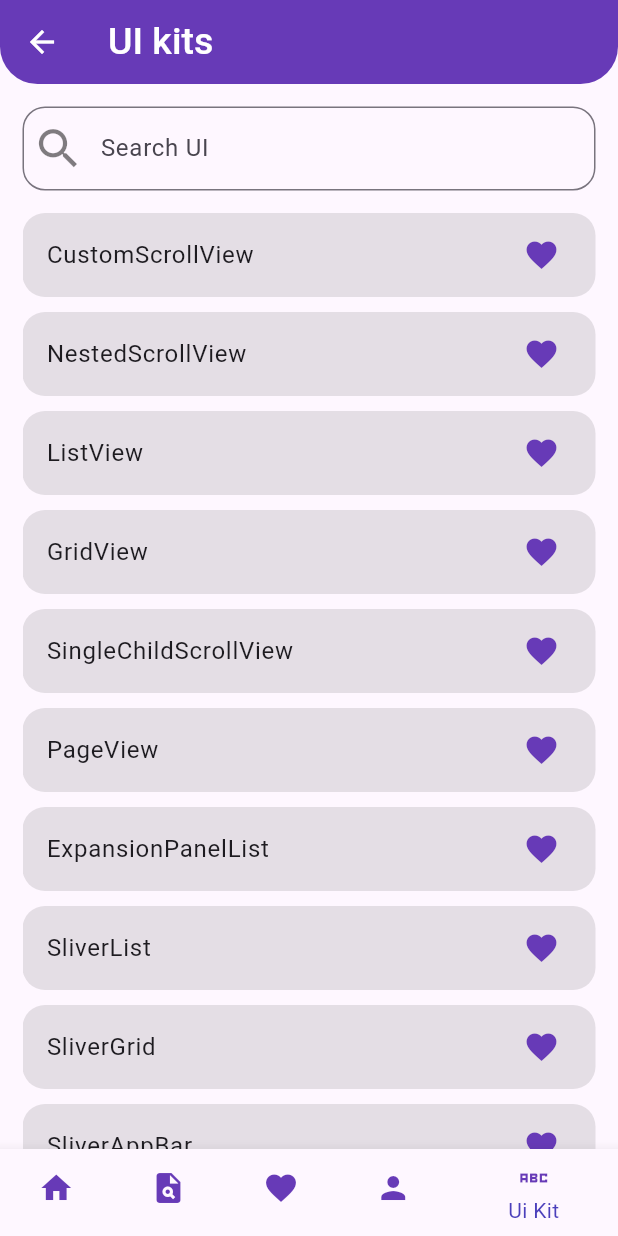
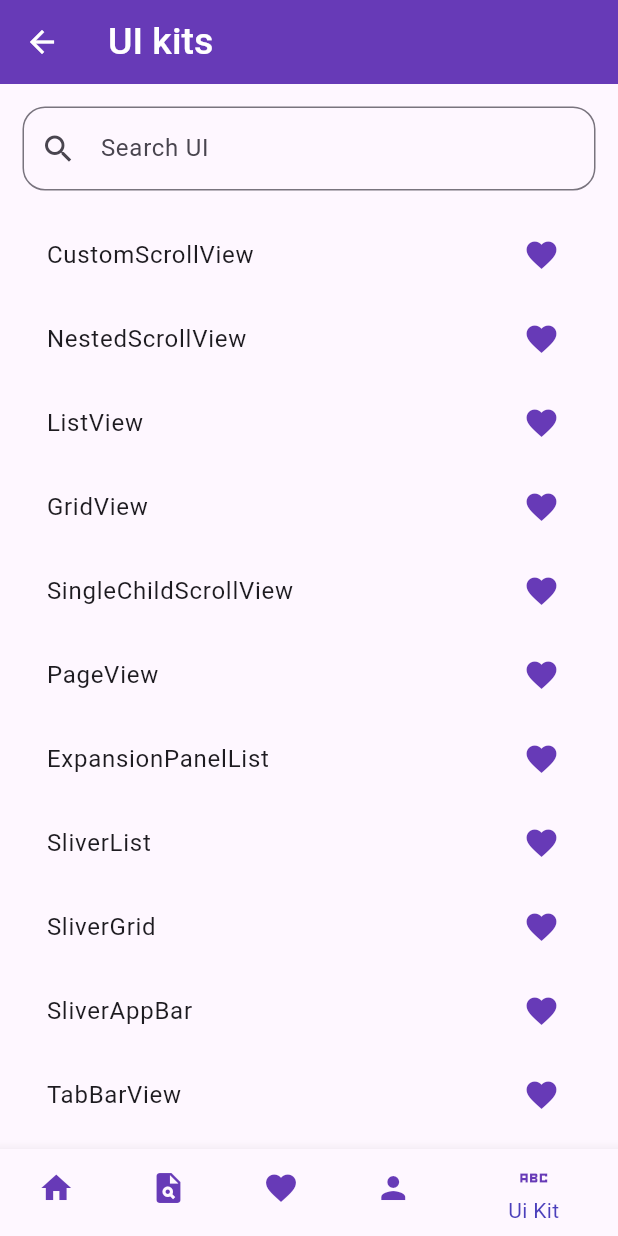
Before and after one commit to myktybayev/flutterLearnApp, a Flutter app: the screen it shows after launch, item 5 of the bottom bar chosen, on a phone screen of 412 x 824 dp. Run offline on Flutter 3.47's test engine with Material 3 defaults, Android fonts, the phone set to English and light mode, and no system bars; our stand-ins replace bloc, dio, flutter_bloc, freezed_annotation, get_it, hive_flutter and 2 more; missing offline and left inert: flutter_inappwebview; accounts and stored records are empty; network calls fail.

Commit message:
add cubit for ui_screen

```diff
--- a/lib/di/di_resolver.dart
+++ b/lib/di/di_resolver.dart
@@ -5,6 +5,7 @@ import 'package:flutter_learn_app/features/courses/data/courses_service.dart';
 import 'package:flutter_learn_app/features/courses/data/courses_service_impl.dart';
 import 'package:flutter_learn_app/features/courses/ui/cubit/courses_cubit.dart';
 import 'package:flutter_learn_app/features/theory/ui/cubit/theory_cubit.dart';
+import 'package:flutter_learn_app/features/ui_kit/ui/cubit/ui_kits_cubit.dart';
 import 'package:get_it/get_it.dart';
 
 class DiResolver {
@@ -21,6 +22,7 @@ class DiResolver {
     _di.registerFactory<CoursesCubit>(
         () => CoursesCubit(_di.get<CoursesRepository>()));
     _di.registerFactory<TheoryCubit>(() => TheoryCubit());
+    _di.registerFactory<UiKitsCubit>(() => UiKitsCubit());
   }
 
   static void _registerNetworking() {
--- a/lib/features/authentication/ui/screen/password_page.dart
+++ b/lib/features/authentication/ui/screen/password_page.dart
@@ -4,6 +4,7 @@ class PasswordRecoveryPage extends StatefulWidget {
   const PasswordRecoveryPage({super.key});
 
   @override
+  // ignore: library_private_types_in_public_api
   _PasswordRecoveryPageState createState() => _PasswordRecoveryPageState();
 }
 
@@ -62,8 +63,6 @@ class _PasswordRecoveryPageState extends State<PasswordRecoveryPage> {
             const SizedBox(height: 32.0),
             ElevatedButton(
               onPressed: () {
-                String newPassword = _newPasswordController.text;
-                String confirmPassword = _confirmPasswordController.text;
                 Navigator.pop(context);
               },
               style: ButtonStyle(
--- a/lib/features/theory/ui/screens/selected_theory.dart
+++ b/lib/features/theory/ui/screens/selected_theory.dart
@@ -22,7 +22,6 @@ class _SelectedTheoryState extends State<SelectedTheory> {
   var _selectedIndex = 0;
   @override
   Widget build(BuildContext context) {
-    final screenSize = MediaQuery.of(context).size;
     return Scaffold(
       appBar: AppBar(
         backgroundColor: Colors.deepPurple,
--- a/lib/features/ui_kit/ui/selected_ui_kits.dart
+++ b/lib/features/ui_kit/ui/selected_ui_kits.dart
@@ -7,7 +7,7 @@ import 'package:flutter_learn_app/features/ui_kit/ui/ui_kits_example/custom_scro
 class SelectedUIKit extends StatefulWidget {
   final UIKitList uiKit;
 
-  SelectedUIKit({Key? key, required this.uiKit}) : super(key: key);
+  const SelectedUIKit({Key? key, required this.uiKit}) : super(key: key);
 
   @override
   State<SelectedUIKit> createState() => _SelectedUIKitState();
--- a/lib/features/ui_kit/ui/ui_screen.dart
+++ b/lib/features/ui_kit/ui/ui_screen.dart
@@ -1,118 +1,75 @@
 import 'package:flutter/material.dart';
-import 'package:flutter_learn_app/features/ui_kit/data/ui_kits_topic.dart';
+import 'package:flutter_bloc/flutter_bloc.dart';
+import 'package:flutter_learn_app/features/ui_kit/ui/cubit/ui_kits_cubit.dart';
+import 'package:flutter_learn_app/features/ui_kit/ui/cubit/ui_kits_state.dart';
 import 'package:flutter_learn_app/features/ui_kit/ui/selected_ui_kits.dart';
+import 'package:get_it/get_it.dart';
 
-class UIScreen extends StatefulWidget {
+class UIScreen extends StatelessWidget {
   const UIScreen({super.key});
 
   @override
-  State<UIScreen> createState() => _UIScreen();
+  Widget build(BuildContext context) {
+    return BlocProvider(
+      create: (_) => GetIt.I<UiKitsCubit>()..loadUiKits(),
+      child: _UIScreenBody(),
+    );
+  }
 }
 
-class _UIScreen extends State<UIScreen> {
-  List<UIKitList> _uiKit = [];
-
-  @override
-  void initState() {
-    // TODO: implement initState
-    _uiKit = uiKitList;
-    super.initState();
-  }
-
-  void _runFilter(String enteredKeyword) {
-    List<UIKitList> results = [];
-    if (enteredKeyword.isEmpty) {
-      results = uiKitList;
-    } else {
-      results = uiKitList
-          .where((topic) => topic.uiKitTopic
-              .toLowerCase()
-              .contains(enteredKeyword.toLowerCase()))
-          .toList();
-    }
-
-    setState(() {
-      _uiKit = results;
-    });
-  }
-
+class _UIScreenBody extends StatelessWidget {
   @override
   Widget build(BuildContext context) {
     return Scaffold(
       appBar: AppBar(
         backgroundColor: Colors.deepPurple,
-        title: Text(
-          "UI kits",
-          style: TextStyle(
-              fontSize: 25, fontWeight: FontWeight.w500, color: Colors.white),
-        ),
-        leading: const BackButton(
-          color: Colors.white,
-        ),
-        shape: const RoundedRectangleBorder(
-          borderRadius: BorderRadius.only(
-            bottomLeft: Radius.circular(25),
-            bottomRight: Radius.circular(25),
-          ),
-        ),
+        title: const Text("UI kits",
+            style: TextStyle(
+                fontSize: 25,
+                fontWeight: FontWeight.w500,
+                color: Colors.white)),
+        leading: const BackButton(color: Colors.white),
       ),
       body: Padding(
-        padding: EdgeInsets.only(top: 15, left: 15, right: 15),
+        padding: const EdgeInsets.all(15.0),
         child: Column(
           children: [
             TextField(
-              onChanged: (value) => _runFilter(value),
-              textAlignVertical: TextAlignVertical.center,
+              onChanged: (value) =>
+                  context.read<UiKitsCubit>().filterUiKits(value),
               decoration: InputDecoration(
                 border: OutlineInputBorder(
-                  borderRadius: BorderRadius.circular(15.0),
-                ),
+                    borderRadius: BorderRadius.circular(15.0)),
                 hintText: 'Search UI',
-                labelStyle: TextStyle(
-                  color: Colors.black.withOpacity(0.5),
-                ),
-                prefixIcon: Icon(
-                  Icons.search,
-                  size: 35,
-                  color: Colors.black.withOpacity(0.5),
-                ),
+                prefixIcon: const Icon(Icons.search),
               ),
             ),
-            const SizedBox(
-              height: 15,
-            ),
+            const SizedBox(height: 15),
             Expanded(
-              child: ListView.builder(
-                itemCount: _uiKit.length,
-                itemBuilder: (context, index) {
-                  return Column(
-                    children: [
-                      InkWell(
-                        child: DecoratedBox(
-                          decoration: BoxDecoration(
-                            color: Colors.black.withOpacity(0.1),
-                            borderRadius: BorderRadius.circular(15),
+              child: BlocBuilder<UiKitsCubit, UiKitsState>(
+                builder: (context, state) {
+                  return state.map(
+                    initial: (_) => const SizedBox(),
+                    loading: (_) => const CircularProgressIndicator(),
+                    loaded: (state) => ListView.builder(
+                      itemCount: state.uiKits.length,
+                      itemBuilder: (context, index) {
+                        final uiKit = state.uiKits[index];
+                        return InkWell(
+                          onTap: () => Navigator.push(
+                            context,
+                            MaterialPageRoute(
+                                builder: (_) => SelectedUIKit(uiKit: uiKit)),
                           ),
                           child: ListTile(
-                            title: Text(_uiKit[index].uiKitTopic),
-                            trailing: const Icon(
-                              Icons.favorite,
-                              color: Colors.deepPurple,
-                            ),
+                            title: Text(uiKit.uiKitTopic),
+                            trailing: const Icon(Icons.favorite,
+                                color: Colors.deepPurple),
                           ),
-                        ),
-                        onTap: () {
-                          Navigator.push(
-                              context,
-                              MaterialPageRoute(
-                                  builder: (context) =>
-                                      SelectedUIKit(uiKit: _uiKit[index])));
-                        },
-                      ),
-                      const SizedBox(
-                        height: 10,
-                      )
-                    ],
+                        );
+                      },
+                    ),
+                    error: (state) => Text('Error: ${state.message}'),
                   );
                 },
               ),
--- a/pubspec.yaml
+++ b/pubspec.yaml
@@ -27,6 +27,7 @@ dependencies:
   freezed_annotation: '2.4.1'
   json_serializable: ^6.7.1
   get_it: '7.6.4'
+  bloc: ^8.1.2
 
 dev_dependencies:
   flutter_test:
```
Also changed, not shown: lib/features/ui_kit/ui/cubit/ui_kits_cubit.dart (+28 -0 lines), pubspec.lock, 1 other file.
